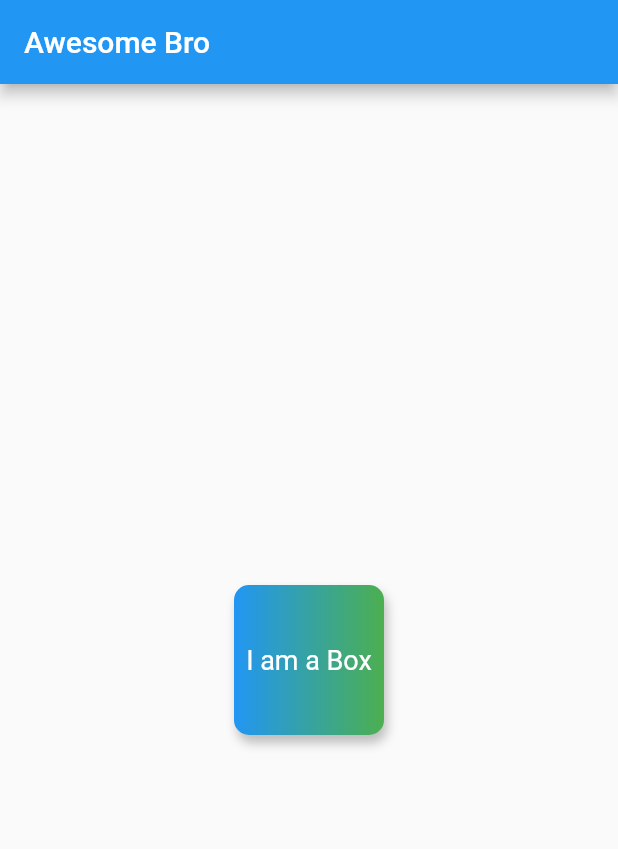
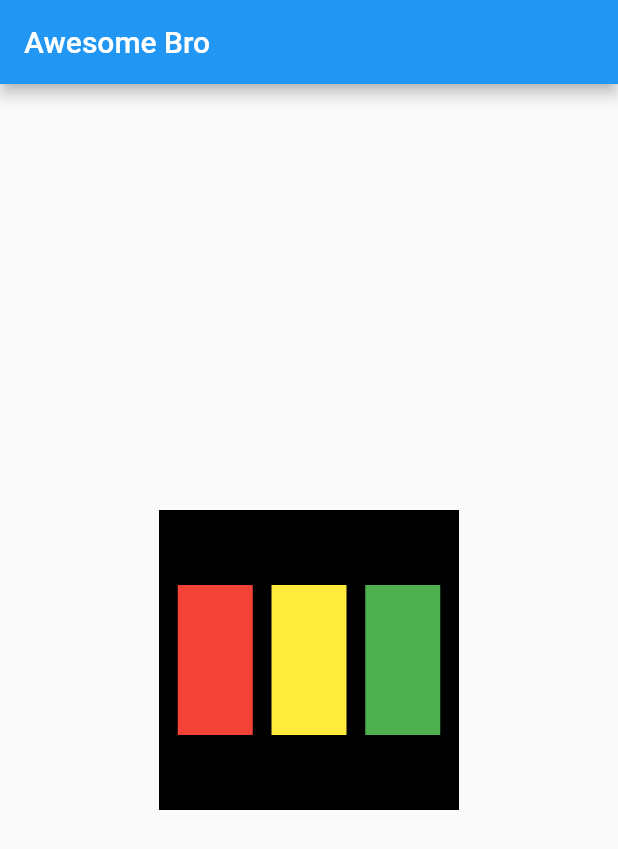
Before and after one commit to amansharma703/awesomeapp, a Flutter app: the screen it shows after launch, on a phone screen of 412 x 824 dp. Shown: the top 849 px of the screen. Run offline on Flutter 3.47's test engine with Material 2 defaults, Android fonts, the phone set to English and light mode, and no system bars.

Commit message:
Row and Column widget

```diff
--- a/lib/main.dart
+++ b/lib/main.dart
@@ -15,21 +15,42 @@ class HomePage extends StatelessWidget {
       appBar: AppBar(
         title: const Text("Awesome Bro"),
       ),
-      body:  Center(
-        child: Container(
-          padding: const EdgeInsets.all(8),
-          alignment: Alignment.center,
+      body:  Padding(
+        padding: const EdgeInsets.all(8.0),
+        child: Align(
+          child: Container(
+            width: 200,
+            height: 200,
+            color: Colors.black,
+            child: Row(
+              mainAxisAlignment: MainAxisAlignment.spaceEvenly,
+              crossAxisAlignment: CrossAxisAlignment.center,
+              children: [
+                Container(
+              padding: const EdgeInsets.all(8),
 
-          width: 100,
-          height: 100,
-          decoration:  BoxDecoration(
-            boxShadow: [BoxShadow(color: Colors.grey.shade400, blurRadius: 5,  offset: Offset(2.0,5.0))],
-            borderRadius: BorderRadius.circular(10),
-            color: Colors.purple,
-            gradient:  const LinearGradient(colors: [Colors.blue, Colors.green])
+              width: 50,
+              height: 100,
+              color: Colors.red,
+            ),
+            Container(
+              padding: const EdgeInsets.all(8),
+
+              width: 50,
+              height: 100,
+              color: Colors.yellow,
+            ),
+            Container(
+              padding: const EdgeInsets.all(8),
+
+              width: 50,
+              height: 100,
+              color: Colors.green,
+            )
+            ],
+            ),
           ),
-          child: const Text("I am a Box", style: TextStyle(color: Colors.white, fontSize: 18))
-        )
+        ),
       )
     );
   }
```
